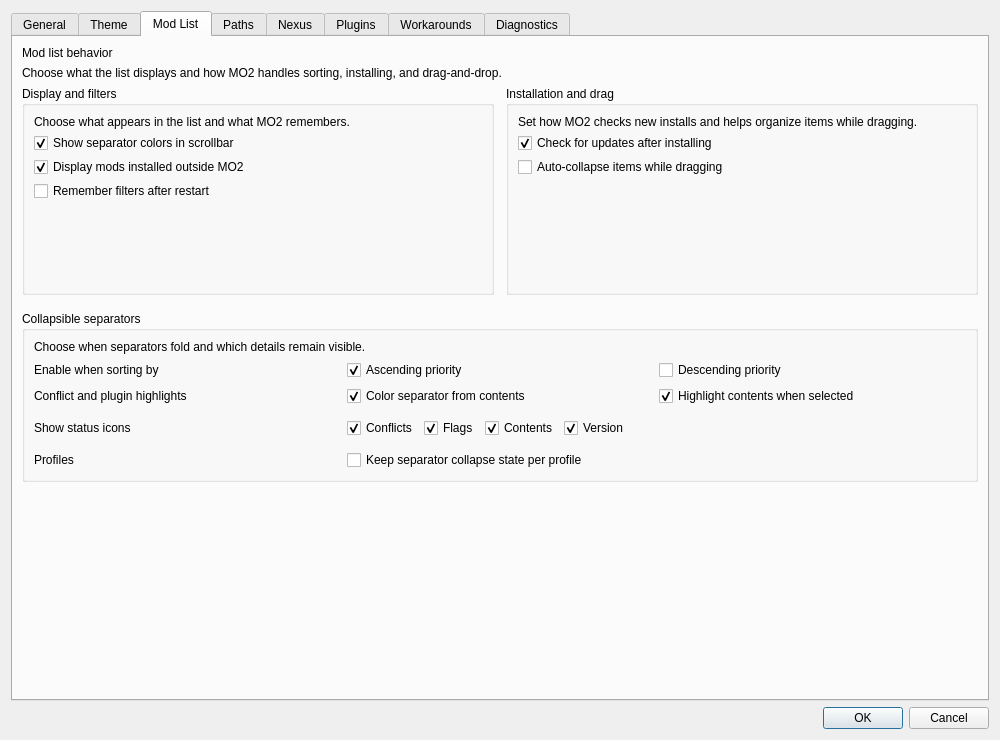
Above: source/modorganizer/src/settingsdialog.ui from ArialSenki/MO2-Revamped before the change. Below: the same form after it.
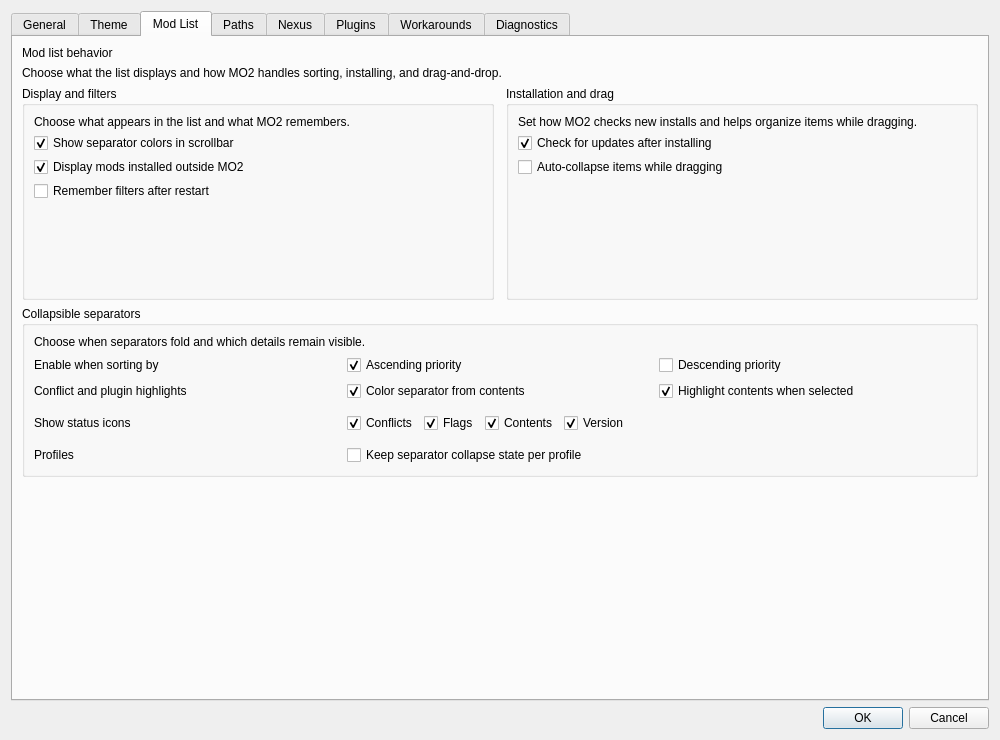
That is the form after the change. The open tabs and pages were chosen to show the change. Custom widgets are drawn as their Qt base class.

```diff
--- a/source/modorganizer/src/settingsdialog.ui
+++ b/source/modorganizer/src/settingsdialog.ui
@@ -812,7 +812,7 @@
          <property name="sizeHint" stdset="0">
           <size>
            <width>20</width>
-           <height>10</height>
+           <height>0</height>
           </size>
          </property>
         </spacer>
```
